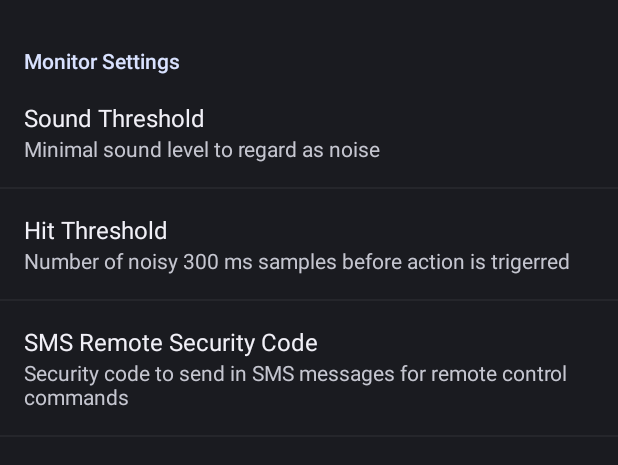
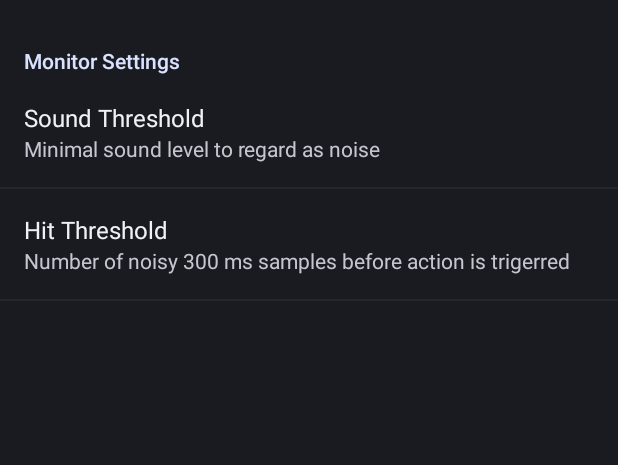
Before and after one commit to gernot-h/NoiseAlert, an Android app: the Preferences screen opened directly, with no data from a screen before it, on a phone screen of 412 x 824 dp, the part 62-527 px from its top. Run offline under Robolectric (Android 15) with nearby library versions, the phone set to English and light mode, and no system bars.

```diff
--- a/app/src/main/res/values/strings.xml
+++ b/app/src/main/res/values/strings.xml
@@ -14,8 +14,6 @@
 	<string name="sound_threshold_summary">Minimal sound level to regard as noise</string>
     <string name="hit_threshold">Hit Threshold</string>
     <string name="hit_threshold_summary">Number of noisy 300 ms samples before action is trigerred</string>
-	<string name="security_code">SMS Remote Security Code</string>
-	<string name="security_code_summary">Security code to send in SMS messages for remote control commands</string>
 	<string name="display_update">Enable Graphics</string>
 	<string name="display_update_summary">Enable graphical volume meter</string>
     <string name="ok">ok</string>
@@ -23,6 +21,8 @@
     <string name="help_text">
     \n
     \n<big><b>NoiseAlert</b> travel baby monitor</big>\n
+    \n
+    <b>TODO: This help text is left from the original example and simply wrong. Don\'t read it.</b>
     \n
     In combination with a second phone, NoiseAlert can turn an Android cellphone into an improvised baby monitor.
     When running, NoiseAlert monitors the surrounding noise level through the microphone and if the noise exceeds a
--- a/app/src/main/res/xml/preferences.xml
+++ b/app/src/main/res/xml/preferences.xml
@@ -36,11 +36,5 @@
                 android:entryValues="@array/entries_threshold"
                 android:dialogTitle="@string/hit_threshold"
                 android:defaultValue="2" />
-            <EditTextPreference
-                android:key="sms_security_code"
-                android:title="@string/security_code"
-                android:summary="@string/security_code_summary"
-                android:dialogTitle="@string/security_code"
-                android:defaultValue="" />
         </PreferenceCategory>
 </PreferenceScreen>
```
Also changed, not shown: app/src/main/java/com/google/android/noisealert/SmsRemote.java (deleted, +0 -95 lines), app/src/main/res/values/arrays.xml (+0 -17 lines).
